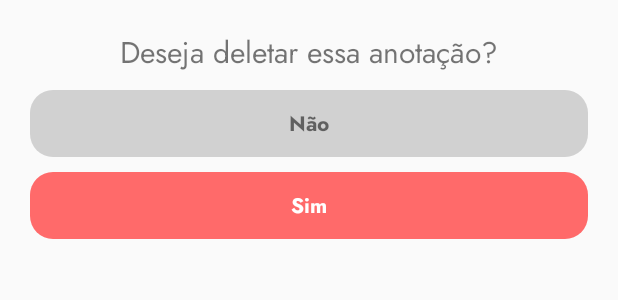
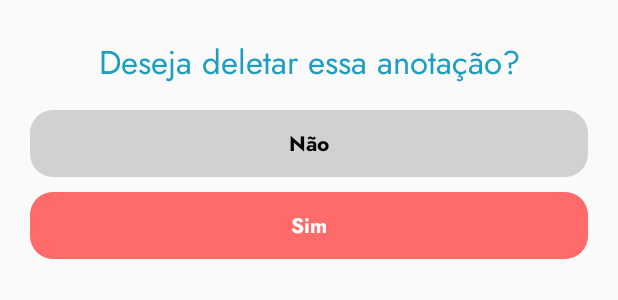
Before and after one commit to aliciamendes/annotation, an Android app: the layout dialog_delete_annotation.xml on its own in the app's theme, with its tools: preview values and no code run, on a phone screen of 412 x 824 dp. Shown: the top 300 px of the screen. Run offline under Robolectric (Android 15) with nearby library versions, the phone set to English and light mode, and no system bars.

Commit message:
delete notes

```diff
--- a/app/src/main/res/layout/dialog_delete_annotation.xml
+++ b/app/src/main/res/layout/dialog_delete_annotation.xml
@@ -11,10 +11,13 @@
         android:text="@string/dialog_delete_annotation"
         android:fontFamily="@font/regular"
         android:gravity="center"
-        android:textSize="20dp"
+        android:textSize="22sp"
+        android:layout_marginVertical="5dp"
+        android:textColor="@color/blue150"
         />
 
     <TextView
+        android:id="@+id/dialog_no_delete"
         android:layout_width="match_parent"
         android:layout_height="wrap_content"
         android:layout_marginTop="10dp"
@@ -23,6 +26,7 @@
         android:layout_marginRight="20dp"
         android:padding="12dp"
         android:text="Não"
+        android:textColor="@color/black"
         android:fontFamily="@font/bold"
         android:background="@drawable/not_button"
         android:gravity="center"
@@ -30,12 +34,14 @@
         />
 
     <TextView
+        android:id="@+id/dialog_yes_delete"
         android:layout_width="match_parent"
         android:layout_height="wrap_content"
         android:layout_marginTop="10dp"
         android:layout_marginEnd="20dp"
         android:layout_marginStart="20dp"
         android:layout_marginRight="20dp"
+        android:layout_marginBottom="30dp"
         android:padding="12dp"
         android:fontFamily="@font/bold"
         android:background="@drawable/yes_button"
--- a/app/src/main/res/layout/fragment_create_annotation.xml
+++ b/app/src/main/res/layout/fragment_create_annotation.xml
@@ -15,7 +15,8 @@
         <LinearLayout
             android:layout_width="match_parent"
             android:layout_height="wrap_content"
-            android:orientation="horizontal" android:layout_marginBottom="20dp">
+            android:orientation="horizontal"
+            android:layout_marginBottom="20dp">
 
             <com.google.android.material.floatingactionbutton.FloatingActionButton
                 android:id="@+id/backButton"
--- a/app/src/main/res/values/strings.xml
+++ b/app/src/main/res/values/strings.xml
@@ -7,7 +7,6 @@
     <string name="ilustration_description">Ilustração de bem-vindo</string>
     <string name="example_name">Ex: João</string>
     <string name="button_text_continue">Continuar</string>
-    <string name="hello_blank_fragment">Hello blank fragment</string>
     <string name="plus">+</string>
     <string name="button_text_save">Salvar</string>
     <string name="title_note">Título</string>
@@ -17,4 +16,5 @@
     <string name="edit_annotation" >Editar anotação</string>
     <string name="dialog_delete_annotation">Deseja deletar essa anotação?</string>
     <string name="text_btn_save_alter">Salvar alteração</string>
+    <string name="description_button_delete">Description Button Delete</string>
 </resources>
--- a/build.gradle
+++ b/build.gradle
@@ -5,7 +5,7 @@ buildscript {
         mavenCentral()
     }
     dependencies {
-        classpath "com.android.tools.build:gradle:7.0.3"
+        classpath 'com.android.tools.build:gradle:7.0.4'
         classpath "org.jetbrains.kotlin:kotlin-gradle-plugin:1.5.31"
         classpath("androidx.navigation:navigation-safe-args-gradle-plugin:2.3.5")
         classpath "org.jetbrains.kotlin:kotlin-gradle-plugin:1.4.32"
```
Also changed, not shown: app/src/main/java/com/example/annotation/ui/Fragments/EditAnnotationFragment.kt (+28 -0 lines), app/src/main/res/drawable/delete_notes.xml (added, +10 -0 lines), app/src/main/res/drawable/delete_sheet.xml (added, +9 -0 lines), app/src/main/res/layout/fragment_edit_annotation.xml (+10 -3 lines), app/src/main/res/values/themes.xml (+9 -0 lines).
